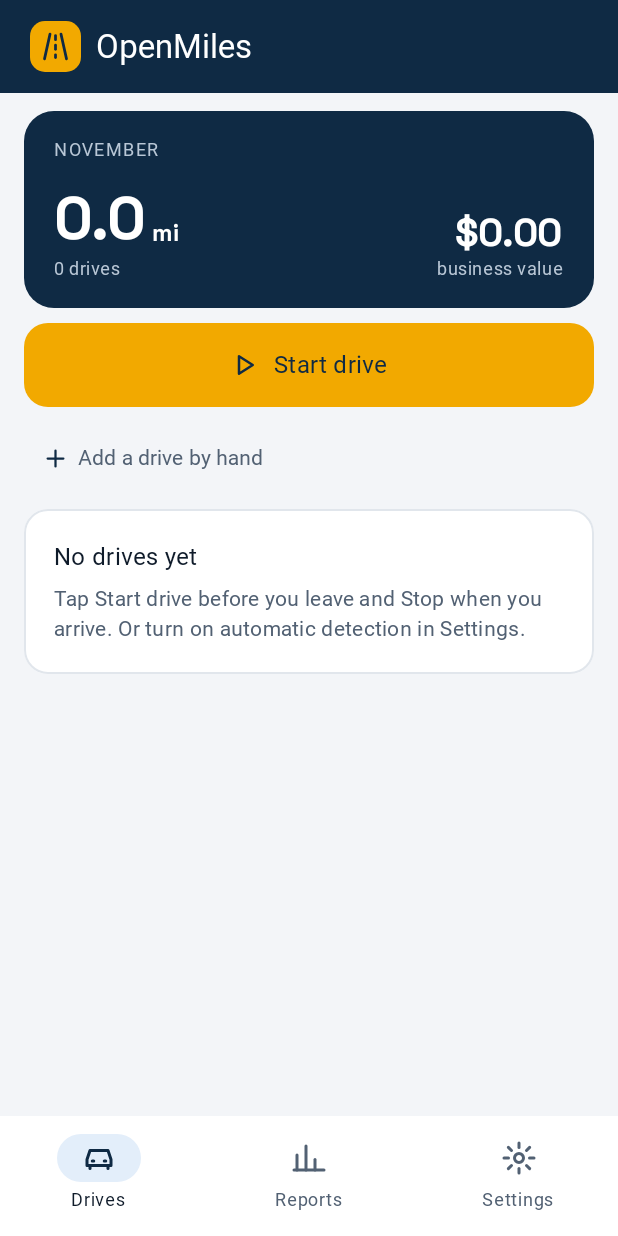
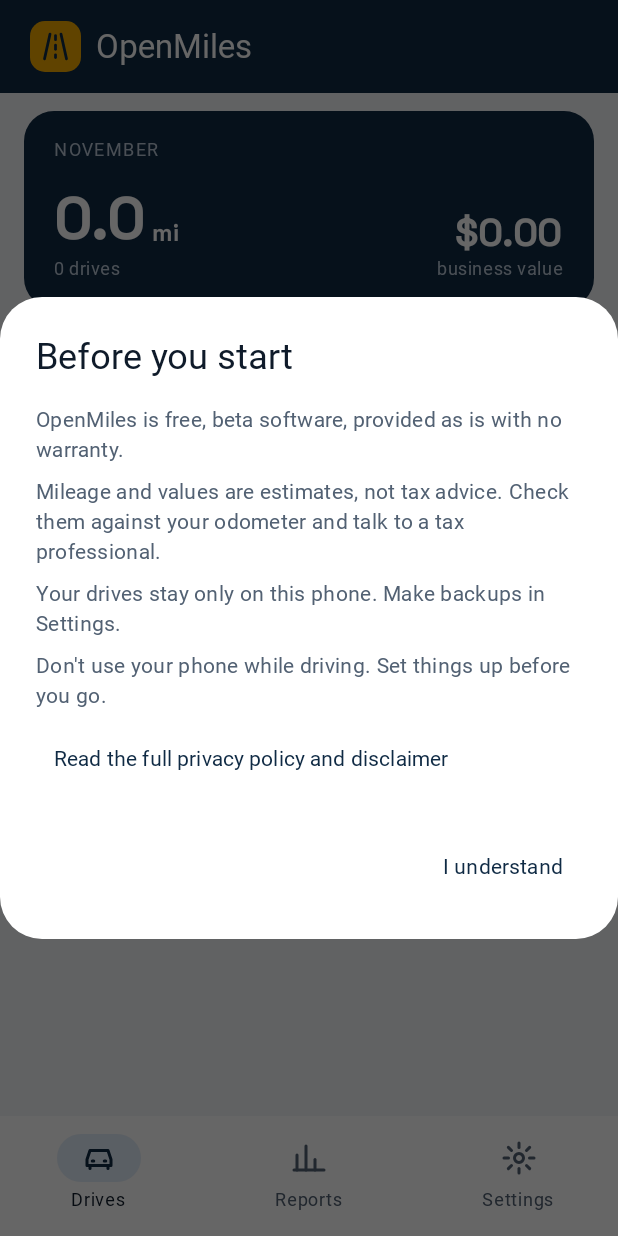
Before and after one commit to sloantech/OpenMiles, an Android app built with Jetpack Compose: the screen it shows after launch (MainActivity), on a phone screen of 412 x 824 dp. Run offline under Robolectric (Android 15) with nearby library versions, the phone set to English and light mode, and no system bars; our stand-ins replace Room's generated code; pictures from the network do not load; Roboto replaces fonts that are not available here.

Commit message:
Version 0.11.2: privacy policy and disclaimer
- docs/privacy.html: plain-language privacy policy and disclaimer
- Website footer, README and Settings > About carry a short disclaimer and link
- One-time 'Before you start' note on first launch

Co-Authored-By: Claude Opus 5.5 <noreply@anthropic.com>
Claude-Session: https://claude.ai/code/session_014wPCD573MXtTz4TxHDWSfq

```diff
--- a/app/build.gradle.kts
+++ b/app/build.gradle.kts
@@ -13,8 +13,8 @@ android {
         applicationId = "org.openmiles.app"
         minSdk = 26
         targetSdk = 35
-        versionCode = 12
-        versionName = "0.11.1"
+        versionCode = 13
+        versionName = "0.11.2"
         // When this copy was built. The app uses it to suggest checking for a newer version
         // without ever going online.
         buildConfigField("long", "BUILD_TIME_MS", "${System.currentTimeMillis()}L")
--- a/app/src/main/java/org/openmiles/app/AppConfig.kt
+++ b/app/src/main/java/org/openmiles/app/AppConfig.kt
@@ -14,5 +14,8 @@ object AppConfig {
     const val SOURCE_URL = "https://github.com/sloantech/openmiles"
 
     /** The page with the newest version to download. Opened in the browser, never by the app. */
+    /** Plain-language privacy policy and disclaimer. Opened in the browser, never by the app. */
+    const val PRIVACY_URL = "https://sloantech.github.io/OpenMiles/privacy.html"
+
     const val RELEASES_URL = "https://github.com/sloantech/OpenMiles/releases/latest"
 }
--- a/app/src/main/java/org/openmiles/app/ui/Screens.kt
+++ b/app/src/main/java/org/openmiles/app/ui/Screens.kt
@@ -138,6 +138,30 @@ fun OpenMilesApp(vm: AppViewModel) {
         "Reports" to HighwayIcons.Chart,
         "Settings" to HighwayIcons.Gear
     )
+    val ctx = LocalContext.current
+    val introPrefs = remember { ctx.getSharedPreferences("intro", Context.MODE_PRIVATE) }
+    var showIntro by remember { mutableStateOf(!introPrefs.getBoolean("seen_disclaimer", false)) }
+    if (showIntro) {
+        AlertDialog(
+            onDismissRequest = { },
+            title = { Text("Before you start") },
+            text = {
+                Column(Modifier.verticalScroll(rememberScrollState()), verticalArrangement = Arrangement.spacedBy(8.dp)) {
+                    Text("OpenMiles is free, beta software, provided as is with no warranty.")
+                    Text("Mileage and values are estimates, not tax advice. Check them against your odometer and talk to a tax professional.")
+                    Text("Your drives stay only on this phone. Make backups in Settings.")
+                    Text("Don't use your phone while driving. Set things up before you go.")
+                    TextButton(onClick = { openLink(ctx, AppConfig.PRIVACY_URL) }) { Text("Read the full privacy policy and disclaimer") }
+                }
+            },
+            confirmButton = {
+                TextButton(onClick = {
+                    introPrefs.edit().putBoolean("seen_disclaimer", true).apply()
+                    showIntro = false
+                }) { Text("I understand") }
+            }
+        )
+    }
     Scaffold(
         topBar = { HighwayHeader() },
         bottomBar = {
@@ -1345,6 +1369,9 @@ fun SettingsScreen(vm: AppViewModel) {
                 "Version ${appVersion(LocalContext.current)}",
                 style = MaterialTheme.typography.bodySmall
             )
+            Spacer(Modifier.height(6.dp))
+            Text(DISCLAIMER_SHORT, style = MaterialTheme.typography.bodySmall, color = MaterialTheme.colorScheme.onSurfaceVariant)
+            TextButton(onClick = { openLink(context, AppConfig.PRIVACY_URL) }) { Text("Privacy and disclaimer") }
             Spacer(Modifier.height(8.dp))
             if (AppConfig.DONATE_URL.isNotBlank()) {
                 Button(onClick = { openLink(context, AppConfig.DONATE_URL) }) {
@@ -2387,6 +2414,10 @@ private fun ImportPreviewDialog(
     )
 }
 
+private const val DISCLAIMER_SHORT =
+    "Provided as is, with no warranty, under the GPL-3.0 license. Mileage and values are estimates, " +
+        "not tax advice: check your records and the official IRS rates. Don't use your phone while driving."
+
 private fun appVersion(context: Context): String = try {
     @Suppress("DEPRECATION")
     val info = context.packageManager.getPackageInfo(context.packageName, 0)
```
Also changed, not shown: 4 other files.
